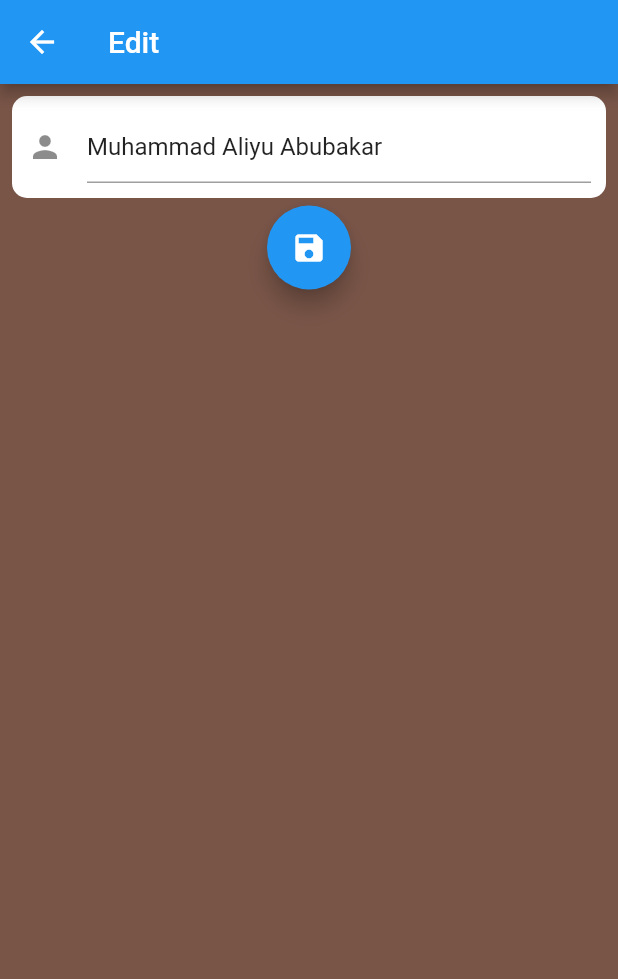
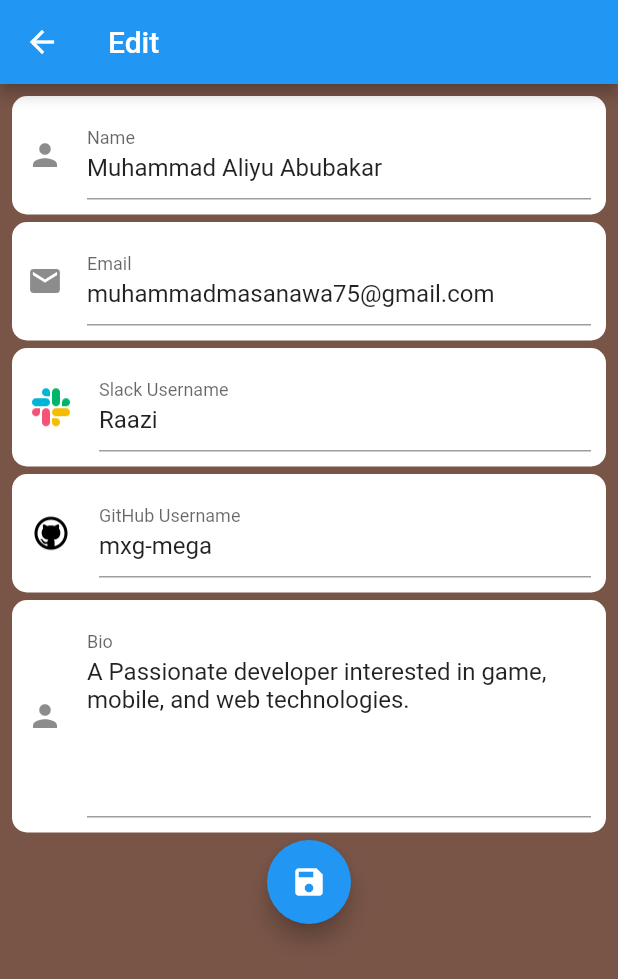
Before and after one commit to mxg-mega/cv_app, a Flutter app: the screen it shows after launch, after a tap on "Edit", on a phone screen of 412 x 824 dp. Shown: the top 979 px of the screen. Run offline on Flutter 3.47's test engine with Material 2 defaults, Android fonts, the phone set to English and light mode, and no system bars; missing offline and left inert: dart:ffi.

Commit message:
Designing the Pre View Page

```diff
--- a/lib/edit_page.dart
+++ b/lib/edit_page.dart
@@ -5,8 +5,22 @@ import 'package:cv_app/preview_page.dart';
 
 class EditPage extends StatefulWidget {
   final String initialName;
-  final Function(String) updateName;
-  EditPage({super.key, required this.initialName, required this.updateName});
+  final String initialEmail;
+  final String initialSlack;
+  final String initialGithub;
+  final String initialBio;
+
+  Function(String,String,String,String,String) update;
+
+  EditPage({
+    super.key,
+    required this.initialName,
+    required this.initialEmail,
+    required this.initialSlack,
+    required this.initialGithub,
+    required this.initialBio,
+    required this.update
+  });
   @override
   State<EditPage> createState() => _EditPageState();
 }
@@ -15,83 +29,56 @@ class _EditPageState extends State<EditPage> {
   final GlobalKey<FormState> _formKey = GlobalKey<FormState>();
 
   final nameController = TextEditingController();
-  // TextEditingController emailController = TextEditingController();
-  // TextEditingController slackUserNameController = TextEditingController();
-  // TextEditingController gitHubUserNameController = TextEditingController();
-
-  // String fullName = 'Muhammad Aliyu Abubakar';
-  // String email = 'muhammadmasanawa75@gmail.com';
-  // String slack = 'Muhammad Aliyu Abubakar';
-  // String githubUsername = 'mxg-mega';
-
-  // var fullName = 'Muhammad';
-  // var email;
-  // var slack;
-  // var githubUsername;
+  final emailController = TextEditingController();
+  final slackUserNameController = TextEditingController();
+  final gitHubUserNameController = TextEditingController();
+  final bioController = TextEditingController();
 
   @override
   void initState() {
-
-    // emailController.text = 'muhammadmasanawa75@gmail.com';
-    // slackUserNameController.text = 'Muhammad Aliyu Abubakar';
-    // gitHubUserNameController.text = 'mxg-mega';
     nameController.text = widget.initialName;
+    emailController.text = widget.initialEmail;
+    slackUserNameController.text = widget.initialSlack;
+    gitHubUserNameController.text = widget.initialGithub;
+    bioController.text = widget.initialBio;
     super.initState();
-    // nameController.addListener(_syncName);
-    // emailController.addListener(sync);
-    // slackUserNameController.addListener(sync);
-    // gitHubUserNameController.addListener(sync);
   }
-
 
   @override
   void dispose() {
     nameController.dispose();
+    emailController.dispose();
+    slackUserNameController.dispose();
+    gitHubUserNameController.dispose();
+    bioController.dispose();
     super.dispose();
   }
-  // String getName(){
-  //   fullName = nameController.text;
-  //   return fullName;
-  // }
 
-  // List<String> sync(){
-  //
-  //     return info;
-  //
-  // }
+  Container infoField(TextEditingController id, Widget infoIcon, String hint, String label) {
+    return Container(
+      decoration: BoxDecoration(
+          color: Colors.white, borderRadius: BorderRadius.circular(10.0)),
+      child: Padding(
+        padding: const EdgeInsets.all(10.0),
+        child: TextFormField(
+          controller: id,
+          decoration: InputDecoration(
+            label: Text(label),
+            hintText: hint,
+            icon: infoIcon,
+          ),
+        ),
+      ),
+    );
+  }
 
-  // TextEditingController infoValue,
-  // controller: infoValue,
-
-  // Container infoField(
-  //     Widget infoIcon, String hint) {
-  //   return Container(
-  //     decoration: BoxDecoration(
-  //         color: Colors.white, borderRadius: BorderRadius.circular(10.0)),
-  //     child: Padding(
-  //       padding: const EdgeInsets.all(10.0),
-  //       child: TextFormField(
-  //         decoration: InputDecoration(
-  //           hintText: hint,
-  //           icon: infoIcon,
-  //         ),
-  //       ),
-  //     ),
-  //   );
-  // }
-
-  // @override
-  // void dispose() {
-  //   nameController.dispose();
-  //   emailController.dispose();
-  //   slackUserNameController.dispose();
-  //   gitHubUserNameController.dispose();
-  //   super.dispose();
-  // }
-
-  void onSaveChanges(){
-    String editedData = nameController.text;
-    widget.updateName(editedData);
+  void onSaveChanges() {
+    String nameData = nameController.text;
+    String emailData = emailController.text;
+    String slackData = slackUserNameController.text;
+    String gitData = gitHubUserNameController.text;
+    String bioData = bioController.text;
+    widget.update(nameData, emailData, slackData, gitData, bioData);
     Navigator.pop(context);
   }
 
@@ -109,56 +96,70 @@ class _EditPageState extends State<EditPage> {
             key: _formKey,
             child: Column(
               children: [
+                infoField(
+                  nameController,
+                  const Icon(Icons.person),
+                  'Full Name',
+                  'Name',
+                ),
+                SizedBox(
+                  height: 5.0,
+                ),
+                infoField(
+                  emailController,
+                  const Icon(Icons.mail),
+                  'Email Address',
+                  'Email',
+                ),
+                SizedBox(
+                  height: 5.0,
+                ),
+                infoField(
+                  slackUserNameController,
+                  Image.asset(
+                    'assets/icons8-slack-48.png',
+                    scale: 1.5,
+                  ),
+                  'Slack Username',
+                  'Slack Username',
+                ),
+                const SizedBox(
+                  height: 5.0,
+                ),
+                infoField(
+                  gitHubUserNameController,
+                  Image.asset(
+                    'assets/icons8-github-48.png',
+                    scale: 1.5,
+                  ),
+                  'GitHub Username',
+                  'GitHub Username',
+                ),
+                SizedBox(
+                  height: 5.0,
+                ),
                 Container(
                   decoration: BoxDecoration(
                       color: Colors.white, borderRadius: BorderRadius.circular(10.0)),
                   child: Padding(
                     padding: const EdgeInsets.all(10.0),
                     child: TextFormField(
-                      controller: nameController,
-                      decoration: InputDecoration(
-                        hintText: 'Full Name',
+                      controller: bioController,
+                      maxLines: 5,
+                      decoration: const InputDecoration(
+                        hintText: 'Bio',
+                        label: Text('Bio'),
                         icon: const Icon(Icons.person),
                       ),
                     ),
                   ),
                 ),
-                // infoField(
-                //     // nameController,
-                //     const Icon(Icons.person),
-                //     'Full Name',
-                // ),
-                // SizedBox(
-                //   height: 5.0,
-                // ),
-                // infoField(
-                //     emailController, const Icon(Icons.mail), 'Email Address', ),
-                // SizedBox(
-                //   height: 5.0,
-                // ),
-                // infoField(
-                //     slackUserNameController,
-                //     Image.asset(
-                //       'assets/icons8-slack-48.png',
-                //       scale: 1.5,
-                //     ),
-                //     'Slack Username'),
-                // SizedBox(
-                //   height: 5.0,
-                // ),
-                // infoField(
-                //     gitHubUserNameController,
-                //     Image.asset(
-                //       'assets/icons8-github-48.png',
-                //       scale: 1.5,
-                //     ),
-                //     'GitHub Username'),
                 SizedBox(
                   height: 5.0,
                 ),
                 FloatingActionButton(
-                  onPressed: (){
-                   onSaveChanges();
+                  onPressed: () {
+                    onSaveChanges();
                   },
                   child: Icon(Icons.save),
                 )
--- a/lib/preview_page.dart
+++ b/lib/preview_page.dart
@@ -10,10 +10,18 @@ class PreViewPage extends StatefulWidget {
 
 class _PreViewPageState extends State<PreViewPage> {
   String initialName = 'Muhammad Aliyu Abubakar';
+  String initialEmail = 'muhammadmasanawa75@gmail.com';
+  String initialSlack = 'Raazi';
+  String initialGithub = 'mxg-mega';
+  String initialBio = 'A Passionate developer interested in game, mobile, and web technologies.';
 
-  void syncName(String newName) {
+  void sync(String newName,String newEmail,String newSlack,String newGit,String newBio) {
     setState(() {
       initialName = newName;
+      initialEmail = newEmail;
+      initialSlack = newSlack;
+      initialGithub = newGit;
+      initialBio = newBio;
     });
   }
 
@@ -25,15 +33,32 @@ class _PreViewPageState extends State<PreViewPage> {
         appBar: AppBar(
           title: Text('PreView'),
         ),
-        body: Column(
+        body: Padding(
+          padding: const EdgeInsets.all(8.0),
+          child: Column(
             children: [
               Container(
+                padding: EdgeInsets.all(16.0),
                 decoration: BoxDecoration(
                   color: Colors.white,
+                  borderRadius: BorderRadius.circular(10),
                 ),
                 child: Column(
+                  mainAxisAlignment: MainAxisAlignment.end,
+                  mainAxisSize: MainAxisSize.max,
                   children: [
                     Text('$initialName', style: TextStyle(fontSize: 30),),
+                    SizedBox(height: 5,),
+                    Text('$initialEmail', style: TextStyle(fontSize: 10),),
+                    SizedBox(height: 10,),
+                    Text('Slack Username:', style: TextStyle(fontSize: 15, fontWeight: FontWeight.bold),),
+                    Text('$initialSlack', style: TextStyle(fontSize: 20),),
+                    SizedBox(height: 10,),
+                    Text('Github Username:', style: TextStyle(fontSize: 15, fontWeight: FontWeight.bold),),
+                    Text('$initialGithub', style: TextStyle(fontSize: 20),),
+                    SizedBox(height: 10,),
+                    Text('Bio:', style: TextStyle(fontSize: 15, fontWeight: FontWeight.bold),),
+                    Text('$initialBio', style: TextStyle(fontSize: 20),),
                   ],
                 ),
               ),
@@ -44,7 +69,11 @@ class _PreViewPageState extends State<PreViewPage> {
                       MaterialPageRoute(
                         builder: (context) => EditPage(
                           initialName: initialName,
-                        updateName: syncName,
+                          initialEmail: initialEmail,
+                          initialSlack: initialSlack,
+                          initialGithub: initialGithub,
+                          initialBio: initialBio,
+                          update: sync,
                         ),
                       ),
                     );
@@ -53,6 +82,7 @@ class _PreViewPageState extends State<PreViewPage> {
             ],
           ),
         ),
+      ),
     );
   }
 }
```
Lines whose indentation alone changed are shown as unchanged.
